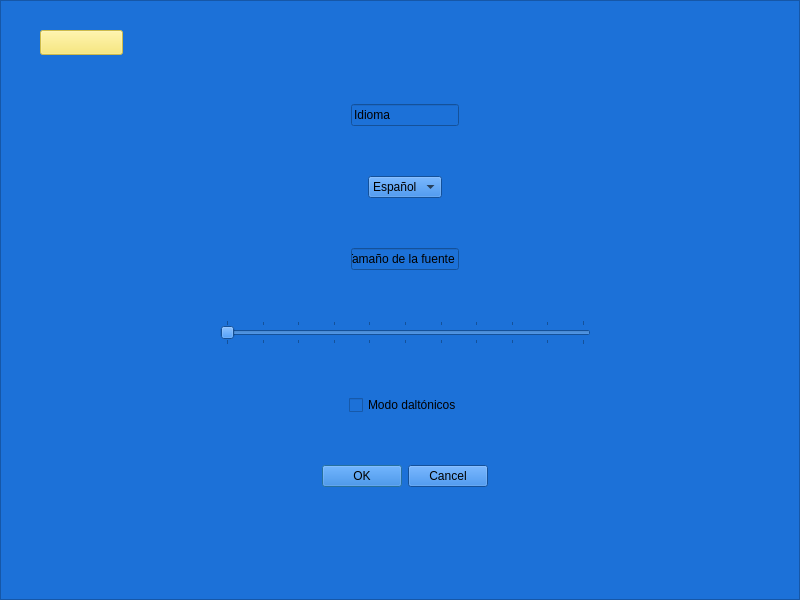
guille31794/latency_tester, file LatencyTester/startscreen.ui: the form before one commit.
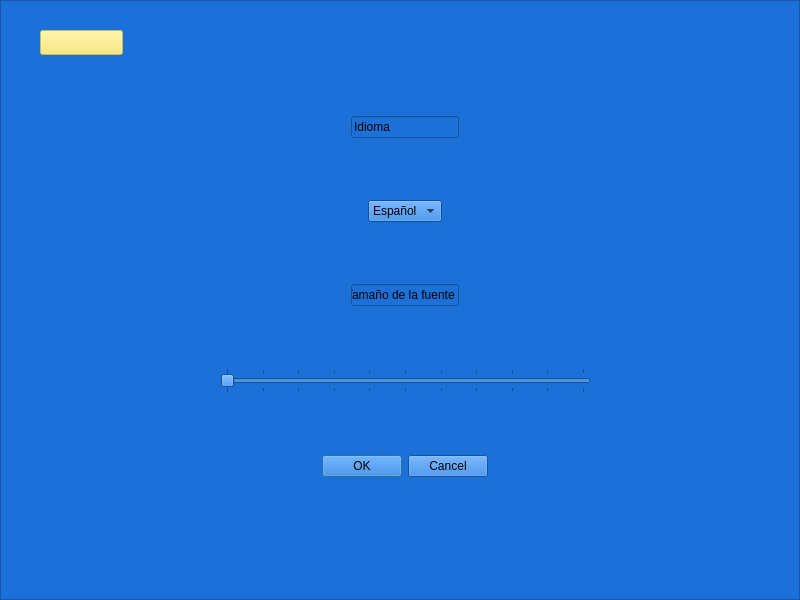
The form after the commit.

Commit message: Eliminado modo daltonicos de los ajustes. Añadida carga de la configuración guardada

What changed in the file:
```diff
--- a/LatencyTester/startscreen.ui
+++ b/LatencyTester/startscreen.ui
@@ -10,6 +10,24 @@
     <height>600</height>
    </rect>
   </property>
+  <property name="sizePolicy">
+   <sizepolicy hsizetype="Fixed" vsizetype="Fixed">
+    <horstretch>0</horstretch>
+    <verstretch>0</verstretch>
+   </sizepolicy>
+  </property>
+  <property name="minimumSize">
+   <size>
+    <width>800</width>
+    <height>600</height>
+   </size>
+  </property>
+  <property name="maximumSize">
+   <size>
+    <width>800</width>
+    <height>600</height>
+   </size>
+  </property>
   <property name="windowTitle">
    <string>StartScreen</string>
   </property>
@@ -286,13 +304,6 @@
         </property>
        </widget>
       </item>
-      <item alignment="Qt::AlignHCenter">
-       <widget class="QCheckBox" name="daltonicModeBox">
-        <property name="text">
-         <string>Modo daltónicos</string>
-        </property>
-       </widget>
-      </item>
       <item alignment="Qt::AlignHCenter">
        <widget class="QDialogButtonBox" name="settingsButtonBox">
         <property name="standardButtons">
```
Left out of the diff: 2 changed lines with no effect on the pictures. The commit also changes 4 other files.
